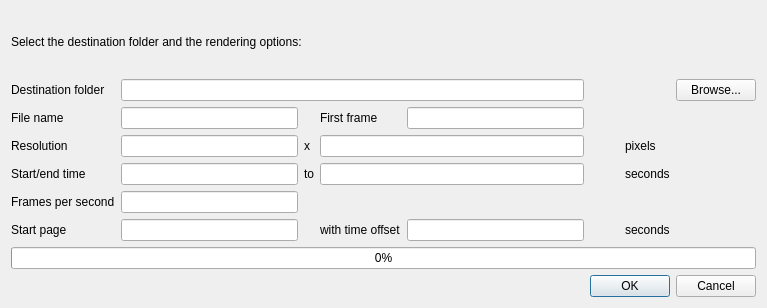
Above: tao/render_to_file_dialog.ui from c3d/tao3D before the change. Below: the same form after it.
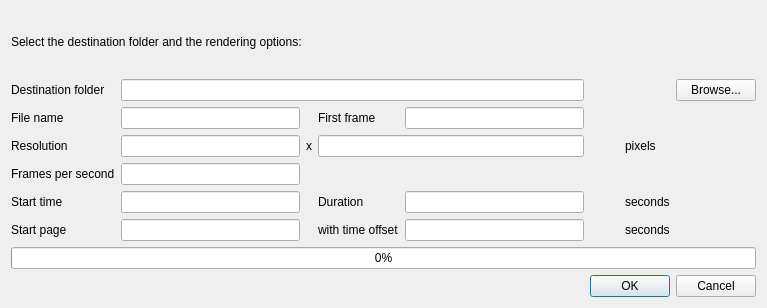
That is the form after the change.

Commit message: Render to files: replace start/end time with start time and duration. Closes #3268.

The edit to the form file:
```diff
--- a/tao/render_to_file_dialog.ui
+++ b/tao/render_to_file_dialog.ui
@@ -43,20 +43,6 @@
      </property>
     </widget>
    </item>
-   <item row="5" column="0">
-    <widget class="QLabel" name="startEndLabel">
-     <property name="text">
-      <string>Start/end time</string>
-     </property>
-    </widget>
-   </item>
-   <item row="5" column="2">
-    <widget class="QLabel" name="toLabel">
-     <property name="text">
-      <string>to</string>
-     </property>
-    </widget>
-   </item>
    <item row="9" column="0" colspan="8">
     <widget class="QProgressBar" name="progressBar">
      <property name="value">
@@ -88,13 +74,6 @@
      </property>
     </widget>
    </item>
-   <item row="5" column="3" colspan="2">
-    <widget class="QLineEdit" name="endEdit">
-     <property name="text">
-      <string/>
-     </property>
-    </widget>
-   </item>
    <item row="2" column="0">
     <widget class="QLabel" name="folderLabel">
      <property name="text">
@@ -115,23 +94,6 @@
      </property>
     </widget>
    </item>
-   <item row="5" column="6">
-    <widget class="QLabel" name="secondsLabel">
-     <property name="text">
-      <string>seconds</string>
-     </property>
-    </widget>
-   </item>
-   <item row="6" column="0">
-    <widget class="QLabel" name="fpsLabel">
-     <property name="text">
-      <string>Frames per second</string>
-     </property>
-    </widget>
-   </item>
-   <item row="6" column="1">
-    <widget class="QLineEdit" name="fpsEdit"/>
-   </item>
    <item row="3" column="1">
     <widget class="QLineEdit" name="fileEdit">
      <property name="toolTip">
@@ -142,9 +104,6 @@
      </property>
     </widget>
    </item>
-   <item row="5" column="1">
-    <widget class="QLineEdit" name="startEdit"/>
-   </item>
    <item row="3" column="3">
     <widget class="QLabel" name="firstFrameLabel">
      <property name="text">
@@ -201,6 +160,51 @@
      </property>
     </widget>
    </item>
+   <item row="6" column="3">
+    <widget class="QLabel" name="durationLabel">
+     <property name="text">
+      <string>Duration</string>
+     </property>
+    </widget>
+   </item>
+   <item row="6" column="4">
+    <widget class="QLineEdit" name="durationEdit">
+     <property name="text">
+      <string/>
+     </property>
+    </widget>
+   </item>
+   <item row="6" column="6">
+    <widget class="QLabel" name="secondsLabel">
+     <property name="text">
+      <string>seconds</string>
+     </property>
+    </widget>
+   </item>
+   <item row="6" column="0">
+    <widget class="QLabel" name="startTimeLabel">
+     <property name="text">
+      <string>Start time</string>
+     </property>
+    </widget>
+   </item>
+   <item row="6" column="1">
+    <widget class="QLineEdit" name="startTimeEdit">
+     <property name="toolTip">
+      <string>Unix time in seconds, -1 for current date/time</string>
+     </property>
+    </widget>
+   </item>
+   <item row="5" column="0">
+    <widget class="QLabel" name="fpsLabel">
+     <property name="text">
+      <string>Frames per second</string>
+     </property>
+    </widget>
+   </item>
+   <item row="5" column="1">
+    <widget class="QLineEdit" name="fpsEdit"/>
+   </item>
   </layout>
  </widget>
  <tabstops>
```
Left out of the diff: 3 changed lines with no effect on the pictures. The commit also changes 2 other files.
